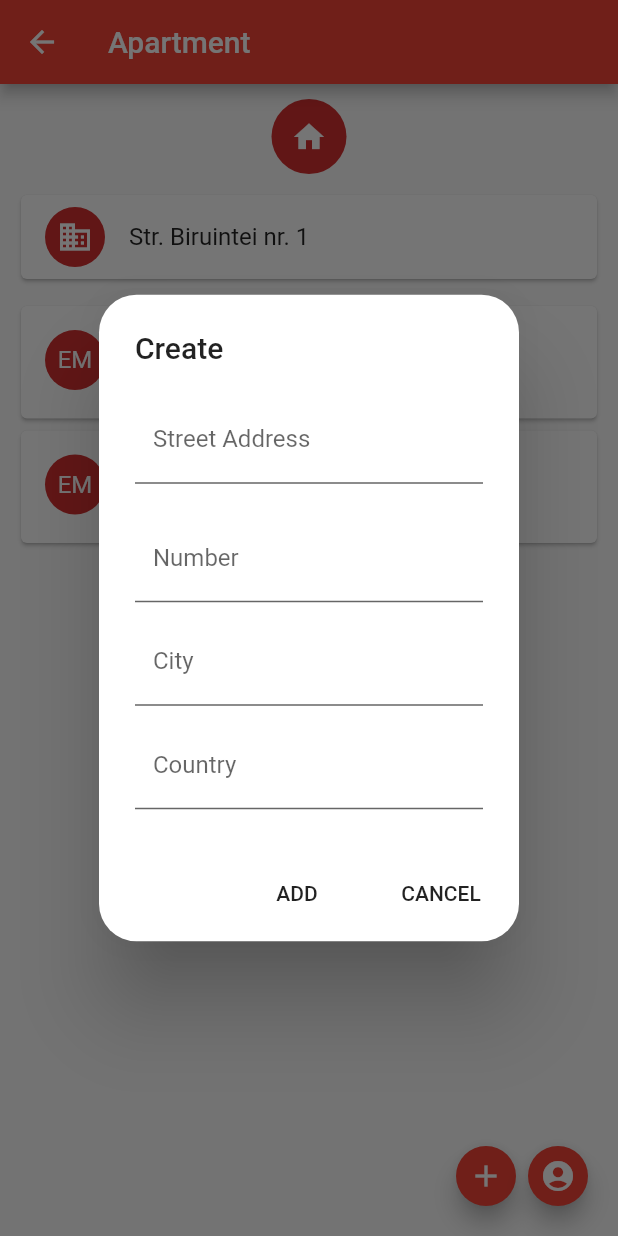
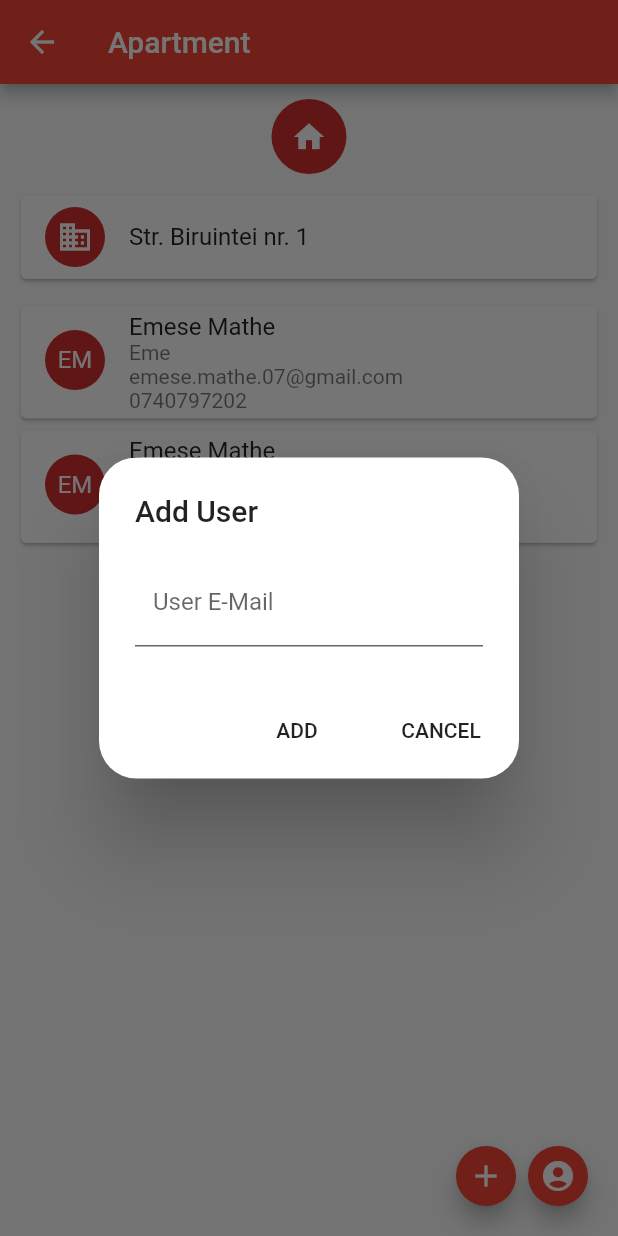
Before and after one commit to eme11/Splitt-The-Bill-Flutter, a Flutter app: the ApartmentPage screen opened directly, after a tap on the "account circle" icon, on a phone screen of 412 x 824 dp. Run offline on Flutter 3.47's test engine with Material 2 defaults, Android fonts, the phone set to English and light mode, and no system bars; our stand-ins replace percent_indicator.

Commit message:
ADDED: add user form

```diff
--- a/lib/more_page_details/apartment_page.dart
+++ b/lib/more_page_details/apartment_page.dart
@@ -2,6 +2,7 @@ import 'package:flutter/material.dart';
 import '../pop_up_widows/apparment_create.dart';
 import '../widgets/more_list_titles/title_list_title.dart';
 import '../widgets/cards/user_information_card.dart';
+import '../pop_up_widows/add_user_form.dart';
 
 class ApartmentPage extends StatefulWidget {
   List<Map<String, dynamic>> userList = [
@@ -96,7 +97,7 @@ class _ApartmentPageState extends State<ApartmentPage> {
           onPressed: () {
             showDialog(
                 context: context,
-                builder: (BuildContext context) => ApartmentCreate());
+                builder: (BuildContext context) => AddUserForm());
           },
           child: Icon(Icons.account_circle),
           mini: true,
--- /dev/null
+++ b/lib/pop_up_widows/add_user_form.dart
@@ -0,0 +1,72 @@
+import 'package:flutter/material.dart';
+
+class AddUserForm extends StatefulWidget{
+  @override
+  State<StatefulWidget> createState() {
+    return _AddUserFormState();
+  }
+
+}
+
+class _AddUserFormState extends State<AddUserForm>{
+  String _email = '';
+  final GlobalKey<FormState> _formKey = GlobalKey<FormState>();
+
+  Widget _buildEmail(){
+    return TextFormField(
+      decoration: InputDecoration(
+          labelText: 'User E-Mail', filled: true, fillColor: Colors.white),
+      validator: (String value) {
+        if (value.isEmpty || value.length < 6) {
+          return 'Invalid e-mail';
+        }
+      },
+      onSaved: (String value) {
+        _email = value;
+      },
+    );
+  }
+
+  Widget _buildBody(BuildContext context){
+    return SingleChildScrollView(
+      child: Form(
+        key: _formKey,
+        child: _buildEmail()
+      ),
+    );
+  }
+
+  void _submitForm(){
+    if (!_formKey.currentState.validate()) {
+      return;
+    }
+
+    _formKey.currentState.save();
+    Navigator.of(context).pop();
+  }
+
+  @override
+  Widget build(BuildContext context) {
+    return AlertDialog(
+      shape: RoundedRectangleBorder(
+          borderRadius: BorderRadius.all(Radius.circular(25.0))),
+      title: Text('Add User'),
+      content: _buildBody(context),
+      actions: <Widget>[
+        FlatButton(
+          onPressed: () {
+            _submitForm();
+          },
+          child: Text('ADD'),
+        ),
+        FlatButton(
+          onPressed: () {
+            Navigator.of(context).pop();
+          },
+          child: Text('CANCEL'),
+        )
+      ],
+    );
+  }
+
+}
```
